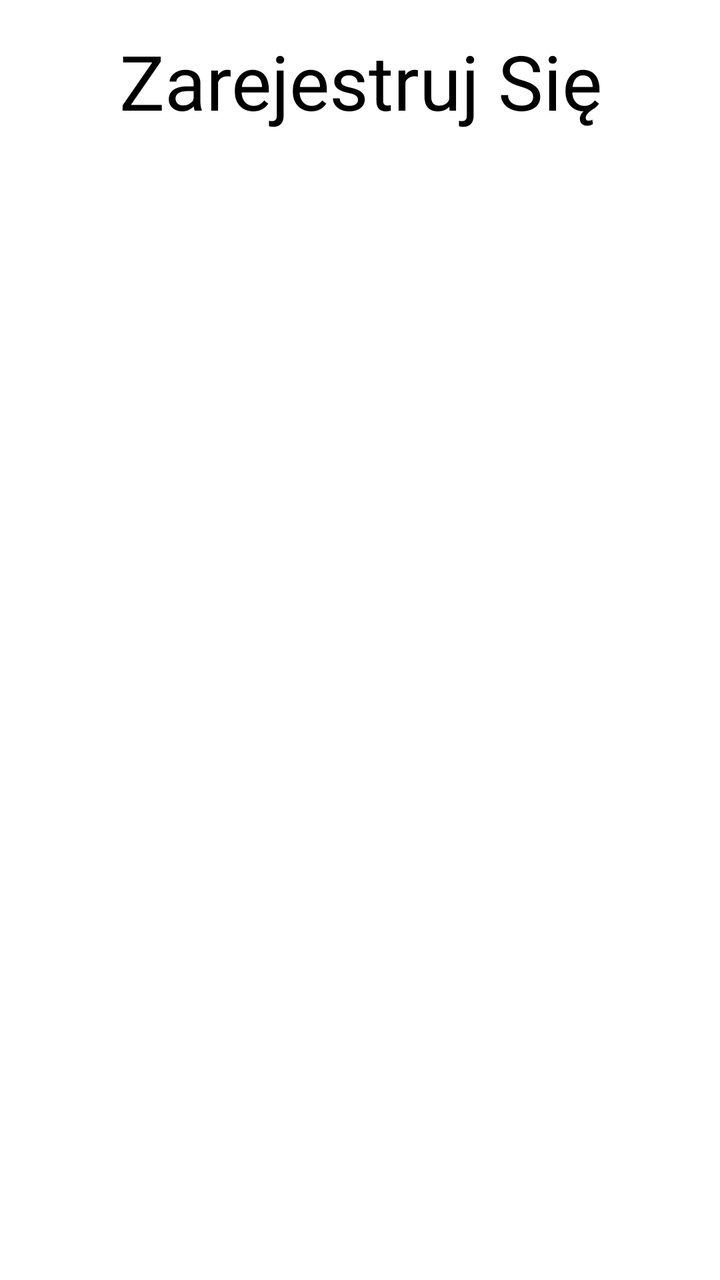
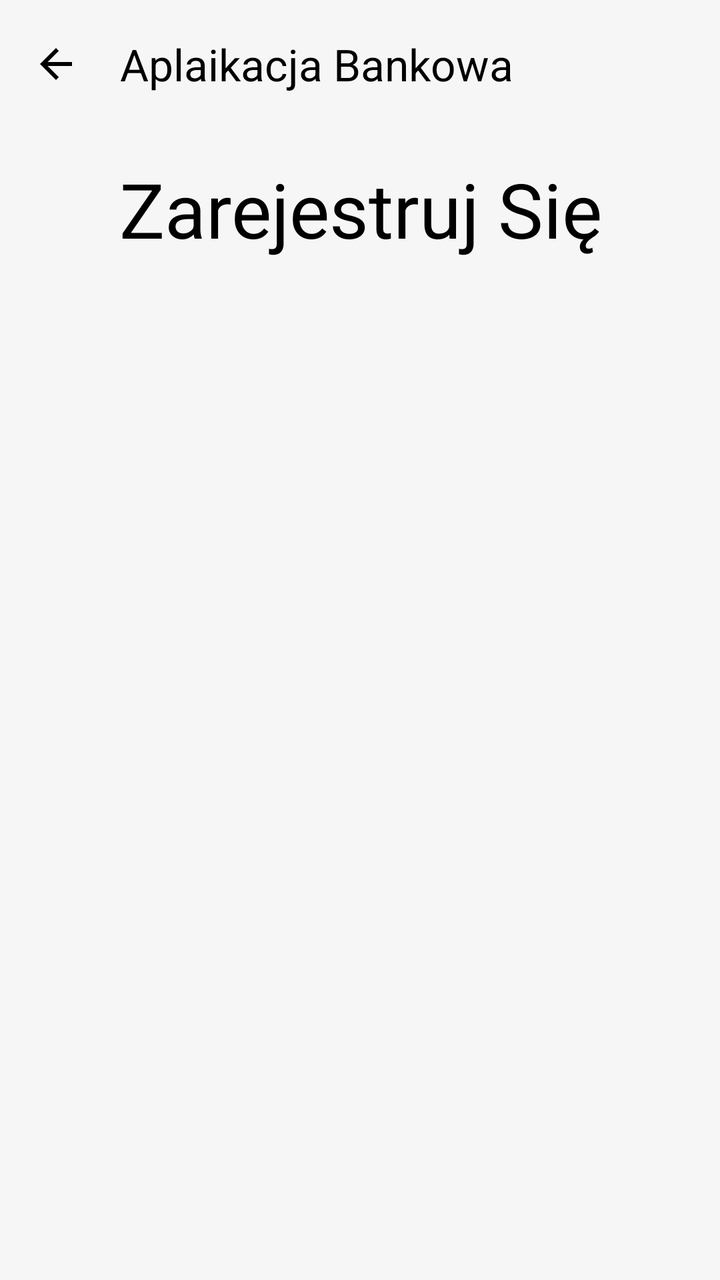

An Android layout rendered at two revisions. The XML below is the earlier revision; the diff shows what the commit changed to produce the second picture.
<!-- AndroidManifest.xml: application theme Theme.Bank3 -->
<!-- res/layout/activity_register.xml -->
<?xml version="1.0" encoding="utf-8"?>
<androidx.constraintlayout.widget.ConstraintLayout xmlns:android="http://schemas.android.com/apk/res/android"
    xmlns:app="http://schemas.android.com/apk/res-auto"
    xmlns:tools="http://schemas.android.com/tools"
    android:id="@+id/main"
    android:layout_width="match_parent"
    android:layout_height="match_parent"
    tools:context=".MainActivity"
    android:background="@color/white">

    <RelativeLayout
        android:layout_width="match_parent"
        android:layout_height="match_parent"
        android:orientation="horizontal">


        <TextView
            android:id="@+id/bank"
            android:layout_width="match_parent"
            android:layout_height="wrap_content"
            android:padding="5dp"
            android:text="Zarejestruj Się"
            android:textSize="38sp"
            android:layout_marginTop="10sp"
            android:textColor="@color/black"
            android:gravity="center"
            />


    </RelativeLayout>



</androidx.constraintlayout.widget.ConstraintLayout>
<!-- resources referenced by this layout -->
<resources>
  <color name="black">#FF000000</color>
  <color name="white">#FFFFFFFF</color>
  <style name="Theme.Bank3" parent="Base.Theme.Bank3" />
  <style name="Base.Theme.Bank3" parent="Theme.Material3.DayNight.NoActionBar">
          
          
      </style>
</resources>

<!-- the commit's change to res/layout/activity_register.xml (unified diff, before → after) -->
@@ -2,16 +2,30 @@
 <androidx.constraintlayout.widget.ConstraintLayout xmlns:android="http://schemas.android.com/apk/res/android"
     xmlns:app="http://schemas.android.com/apk/res-auto"
     xmlns:tools="http://schemas.android.com/tools"
-    android:id="@+id/main"
+    android:id="@+id/register"
     android:layout_width="match_parent"
     android:layout_height="match_parent"
-    tools:context=".MainActivity"
-    android:background="@color/white">
+    tools:context=".RegisterActivity"
+    android:background="@color/app_bg">
 
     <RelativeLayout
         android:layout_width="match_parent"
         android:layout_height="match_parent"
-        android:orientation="horizontal">
+        android:orientation="horizontal"
+        android:fitsSystemWindows="true">
+
+        <com.google.android.material.appbar.MaterialToolbar
+            android:id="@+id/toolbar"
+            android:layout_width="match_parent"
+            android:layout_height="?attr/actionBarSize"
+            android:background="@color/app_bg"
+            app:title="Aplaikacja Bankowa"
+            app:titleTextColor="@color/black"
+
+            app:navigationIcon="@drawable/ic_arrow_back"
+            >
+
+        </com.google.android.material.appbar.MaterialToolbar>
 
 
         <TextView
@@ -20,6 +34,7 @@
             android:layout_height="wrap_content"
             android:padding="5dp"
             android:text="Zarejestruj Się"
+            android:layout_below="@+id/toolbar"
             android:textSize="38sp"
             android:layout_marginTop="10sp"
             android:textColor="@color/black"
<!-- resource entries referenced after the edit -->
@@ -1,7 +1,13 @@
 <!-- resources referenced by this layout -->
 <resources>
+  <color name="app_bg">#f6f6f6</color>
   <color name="black">#FF000000</color>
-  <color name="white">#FFFFFFFF</color>
+  <!-- drawable ic_arrow_back (drawable) -->
+  <vector xmlns:android="http://schemas.android.com/apk/res/android" android:autoMirrored="true" android:height="24dp" android:tint="#000000" android:viewportHeight="24" android:viewportWidth="24" android:width="24dp">
+        
+      <path android:fillColor="@android:color/white" android:pathData="M20,11H7.83l5.59,-5.59L12,4l-8,8 8,8 1.41,-1.41L7.83,13H20v-2z"/>
+      
+  </vector>
   <style name="Theme.Bank3" parent="Base.Theme.Bank3" />
   <style name="Base.Theme.Bank3" parent="Theme.Material3.DayNight.NoActionBar">
           
